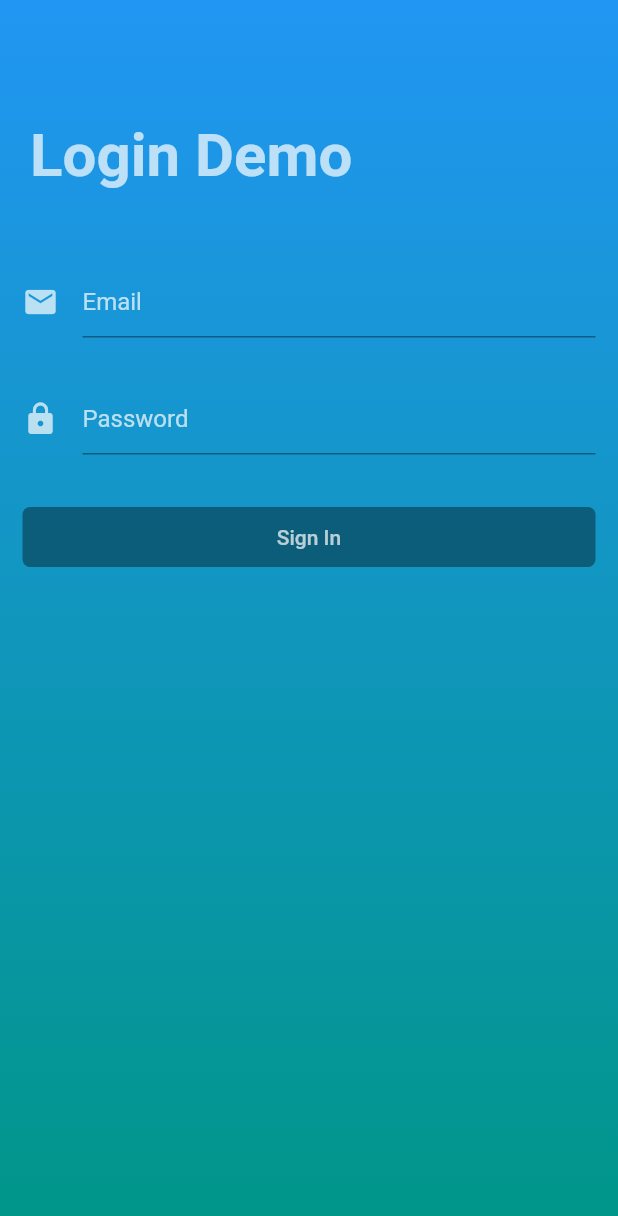
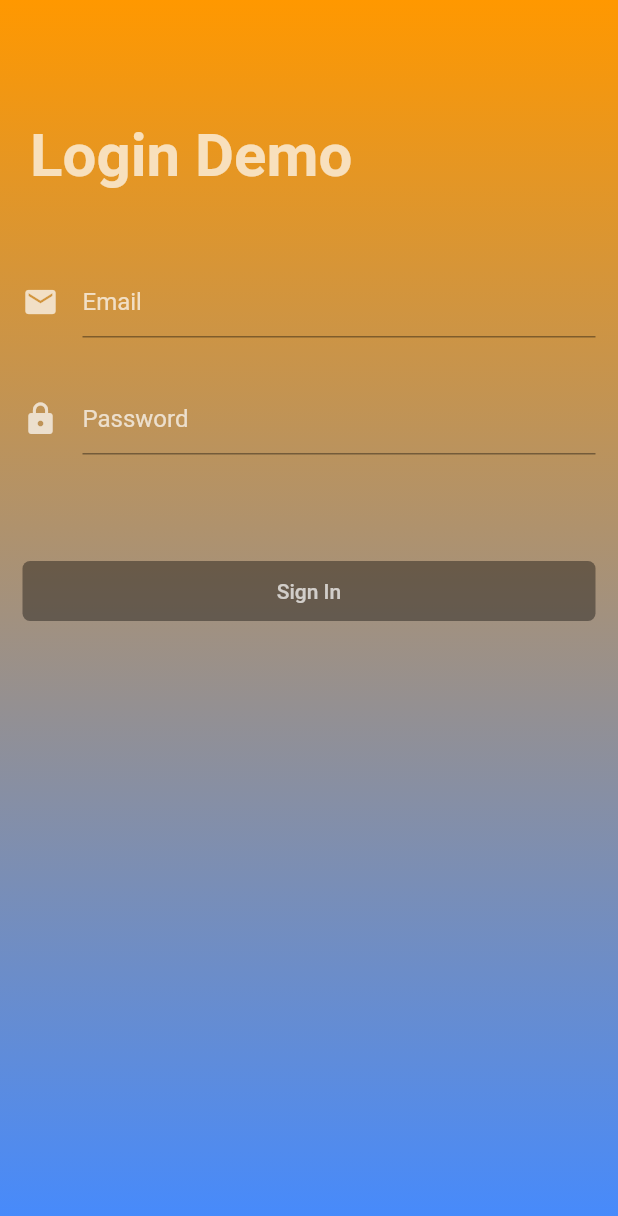
Before and after one commit to winneze1/LoginWithAPI, a Flutter app: the screen it shows after launch, on a phone screen of 412 x 824 dp. Shown: the top 1216 px of the screen. Run offline on Flutter 3.47's test engine with Material 2 defaults, Android fonts, the phone set to English and light mode, and no system bars; our stand-ins replace shared_preferences.

Commit message:
add more color

```diff
--- a/lib/pages/login_page.dart
+++ b/lib/pages/login_page.dart
@@ -25,7 +25,7 @@ class _LoginPageState extends State<LoginPage> {
       body: Container(
         decoration: BoxDecoration(
           gradient: LinearGradient(
-              colors: [Colors.blue, Colors.teal],
+              colors: [Colors.orange, Colors.blueAccent],
               begin: Alignment.topCenter,
               end: Alignment.bottomCenter),
         ),
@@ -35,11 +35,34 @@ class _LoginPageState extends State<LoginPage> {
                 children: <Widget>[
                   headerSection(),
                   textSection(),
+                  errorNotice(),
                   buttonSection(),
                 ],
               ),
       ),
     );
+  }
+
+  Padding errorNotice() {
+    return error != null
+        ? Padding(
+            padding: const EdgeInsets.fromLTRB(10.0, 10, 10, 5),
+            child: Row(
+              children: [
+                Padding(
+                  padding: EdgeInsets.only(left: 20),
+                  child: Text(
+                    error,
+                    style: TextStyle(
+                        color: Colors.red,
+                        fontSize: 18,
+                        fontWeight: FontWeight.bold),
+                  ),
+                ),
+              ],
+            ),
+          )
+        : null;
   }
 
   signIn(String email, pass) async {
@@ -54,6 +77,7 @@ class _LoginPageState extends State<LoginPage> {
         setState(() {
           _isLoading = false;
         });
+        error = '';
         sharedPreferences.setString("LoginCode", "200");
         Navigator.of(context).pushAndRemoveUntil(
             MaterialPageRoute(builder: (BuildContext context) => MyApp()),
@@ -88,7 +112,7 @@ class _LoginPageState extends State<LoginPage> {
                 signIn(emailController.text, passwordController.text);
               },
         elevation: 0.0,
-        color: Colors.purple,
+        color: Colors.orangeAccent,
         child: Text("Sign In", style: TextStyle(color: Colors.white70)),
         shape: RoundedRectangleBorder(borderRadius: BorderRadius.circular(5.0)),
       ),
```
Also changed, not shown: assets/images/home.png (added), assets/images/loading.png (added), assets/images/login page.png (added).
